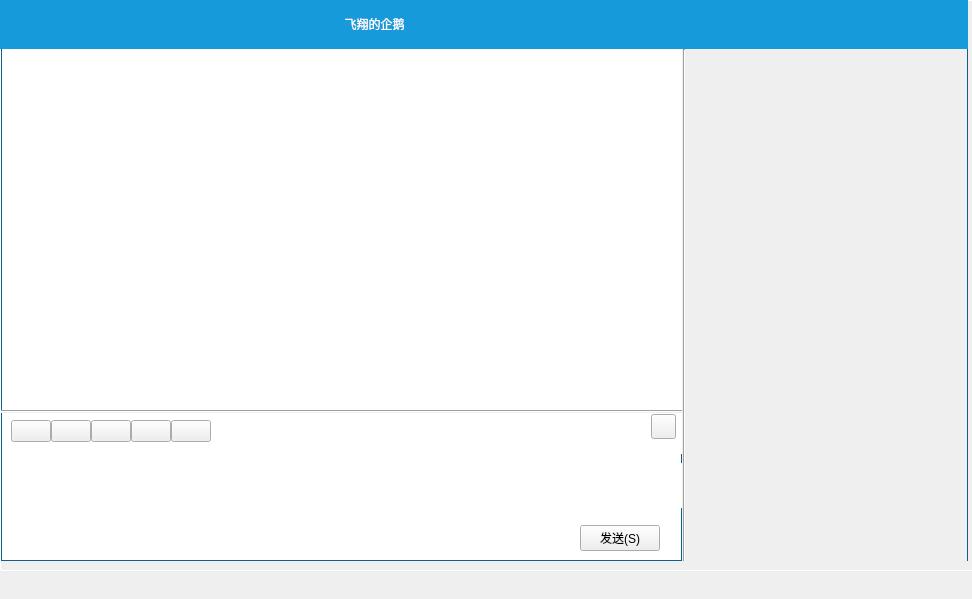
First picture: the form in src/ui/chatform.ui, repository MrZhouYang/QQ, before the edit.
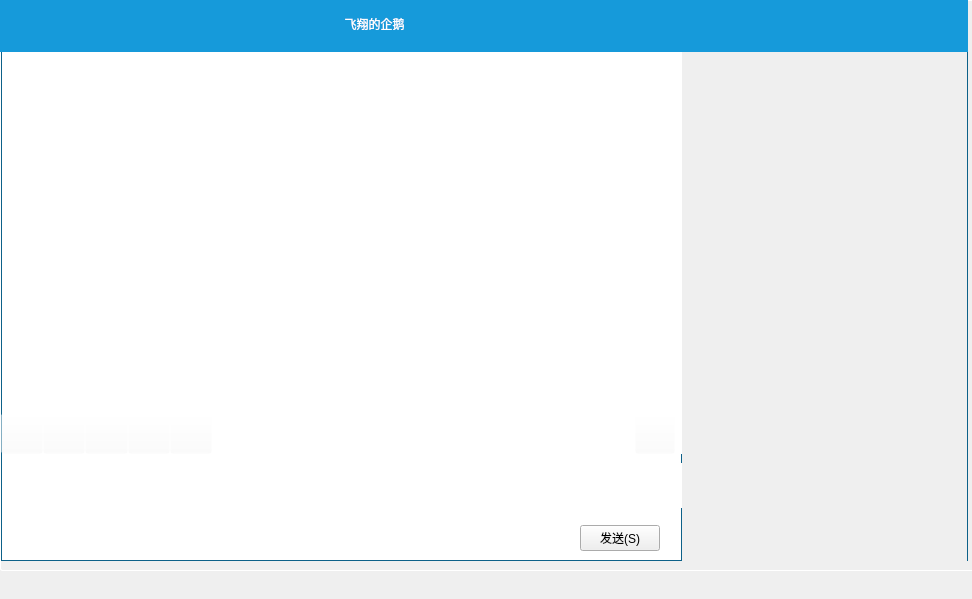
Second picture: the form after the edit. Icons and pictures are not drawn.

Commit message: 优化chatform聊天窗口UI，添加udp收发信息相关功能。

The edit to the form file:
```diff
--- a/src/ui/chatform.ui
+++ b/src/ui/chatform.ui
@@ -39,7 +39,7 @@
 	border-right:1px solid rgb(13,97,137);
 }
 
-#textEdit_show{
+#textBrowser_show{
 	border-left:1px solid rgb(13,97,137);
 }
 
@@ -83,9 +83,39 @@
 	border:0px;
 }
 
+#w_function QPushButton#pb_cut{
+	background-image: url(:/sys/Chat/chat_cut.png);
+	background-repeat: no-repeat;
+}
 
+#w_function QPushButton#pb_expression{
+	background-image: url(:/sys/Chat/chat_expression.png);
+	background-repeat: no-repeat;
+}
 
+#w_function QPushButton#pb_more{
+	background-image: url(:/sys/Chat/chat_more.png);
+	background-repeat: no-repeat;
+}
 
+#w_function QPushButton#pb_sendfile{
+	background-image: url(:/sys/Chat/chat_sendfile.png);
+	background-repeat: no-repeat;
+}
+
+#w_function QPushButton#pb_sendpic{
+	background-image: url(:/sys/Chat/chat_sendpic.png);
+	background-repeat: no-repeat;
+}
+
+#w_function QPushButton#pb_history{
+	background-image: url(:/sys/Chat/chat_history.png);
+	background-repeat: no-repeat;
+}
+
+#w_function QPushButton{
+	background-color: rgb(255, 255, 255,0);
+}
 </string>
   </property>
   <widget class="QWidget" name="w_Main" native="true">
@@ -204,7 +234,7 @@
              <height>361</height>
             </size>
            </property>
-           <widget class="QTextEdit" name="textEdit_show">
+           <widget class="QTextBrowser" name="textBrowser_show">
             <property name="geometry">
              <rect>
               <x>0</x>
@@ -216,13 +246,6 @@
            </widget>
           </widget>
          </item>
-         <item>
-          <widget class="Line" name="line">
-           <property name="orientation">
-            <enum>Qt::Horizontal</enum>
-           </property>
-          </widget>
-         </item>
          <item>
           <widget class="QWidget" name="w_text" native="true">
            <property name="minimumSize">
@@ -249,14 +272,14 @@
             <widget class="QPushButton" name="pb_history">
              <property name="geometry">
               <rect>
-               <x>650</x>
+               <x>634</x>
                <y>1</y>
-               <width>25</width>
-               <height>25</height>
+               <width>40</width>
+               <height>40</height>
               </rect>
              </property>
              <property name="sizePolicy">
-              <sizepolicy hsizetype="Fixed" vsizetype="Fixed">
+              <sizepolicy hsizetype="Preferred" vsizetype="Preferred">
                <horstretch>0</horstretch>
                <verstretch>0</verstretch>
               </sizepolicy>
@@ -272,10 +295,10 @@
             <widget class="QWidget" name="layoutWidget">
              <property name="geometry">
               <rect>
-               <x>10</x>
+               <x>0</x>
                <y>0</y>
-               <width>200</width>
-               <height>36</height>
+               <width>211</width>
+               <height>41</height>
               </rect>
              </property>
              <layout class="QHBoxLayout" name="horizontalLayout_2">
@@ -285,7 +308,7 @@
               <item>
                <widget class="QPushButton" name="pb_expression">
                 <property name="sizePolicy">
-                 <sizepolicy hsizetype="Fixed" vsizetype="Fixed">
+                 <sizepolicy hsizetype="Preferred" vsizetype="Preferred">
                   <horstretch>0</horstretch>
                   <verstretch>0</verstretch>
                  </sizepolicy>
@@ -311,11 +334,14 @@
               <item>
                <widget class="QPushButton" name="pb_cut">
                 <property name="sizePolicy">
-                 <sizepolicy hsizetype="Fixed" vsizetype="Fixed">
+                 <sizepolicy hsizetype="Preferred" vsizetype="Preferred">
                   <horstretch>0</horstretch>
                   <verstretch>0</verstretch>
                  </sizepolicy>
                 </property>
+                <property name="autoFillBackground">
+                 <bool>false</bool>
+                </property>
                 <property name="text">
                  <string/>
                 </property>
@@ -328,7 +354,7 @@
               <item>
                <widget class="QPushButton" name="pb_sendfile">
                 <property name="sizePolicy">
-                 <sizepolicy hsizetype="Fixed" vsizetype="Fixed">
+                 <sizepolicy hsizetype="Preferred" vsizetype="Preferred">
                   <horstretch>0</horstretch>
                   <verstretch>0</verstretch>
                  </sizepolicy>
@@ -345,7 +371,7 @@
               <item>
                <widget class="QPushButton" name="pb_sendpic">
                 <property name="sizePolicy">
-                 <sizepolicy hsizetype="Fixed" vsizetype="Fixed">
+                 <sizepolicy hsizetype="Preferred" vsizetype="Preferred">
                   <horstretch>0</horstretch>
                   <verstretch>0</verstretch>
                  </sizepolicy>
@@ -362,7 +388,7 @@
               <item>
                <widget class="QPushButton" name="pb_more">
                 <property name="sizePolicy">
-                 <sizepolicy hsizetype="Fixed" vsizetype="Fixed">
+                 <sizepolicy hsizetype="Preferred" vsizetype="Preferred">
                   <horstretch>0</horstretch>
                   <verstretch>0</verstretch>
                  </sizepolicy>
@@ -449,13 +475,6 @@
          </item>
         </layout>
        </item>
-       <item>
-        <widget class="Line" name="line_2">
-         <property name="orientation">
-          <enum>Qt::Vertical</enum>
-         </property>
-        </widget>
-       </item>
        <item>
         <widget class="QWidget" name="w_show" native="true">
          <property name="autoFillBackground">
```
Left out of the diff: 28 changed lines with no effect on the pictures. The commit also changes 12 other files.
